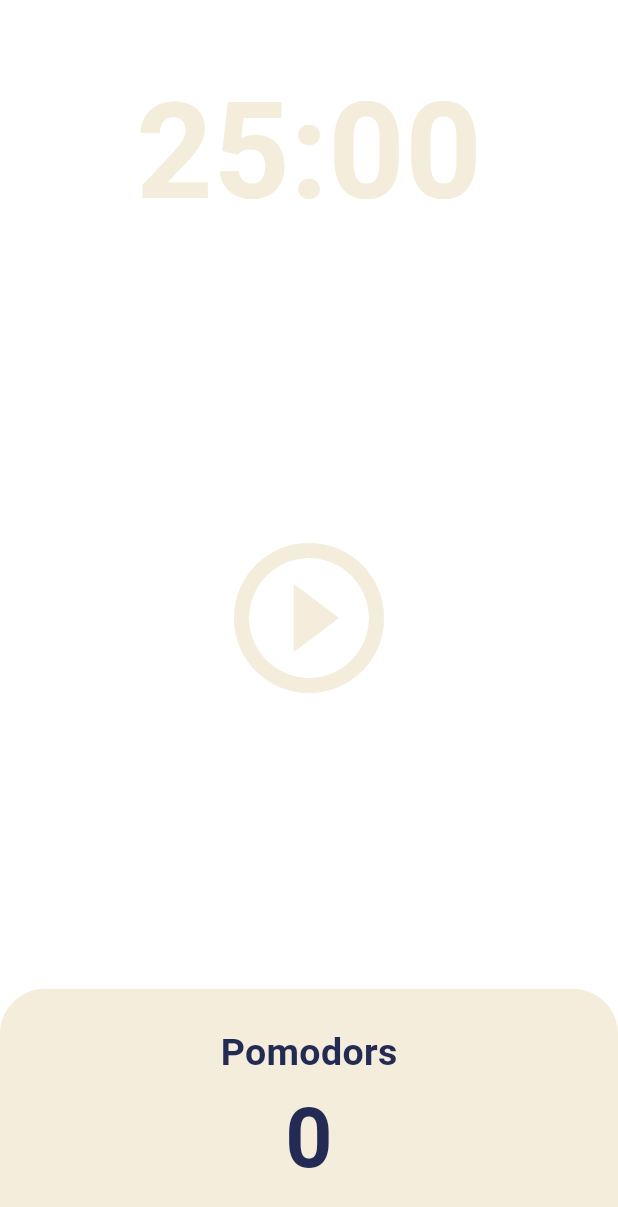
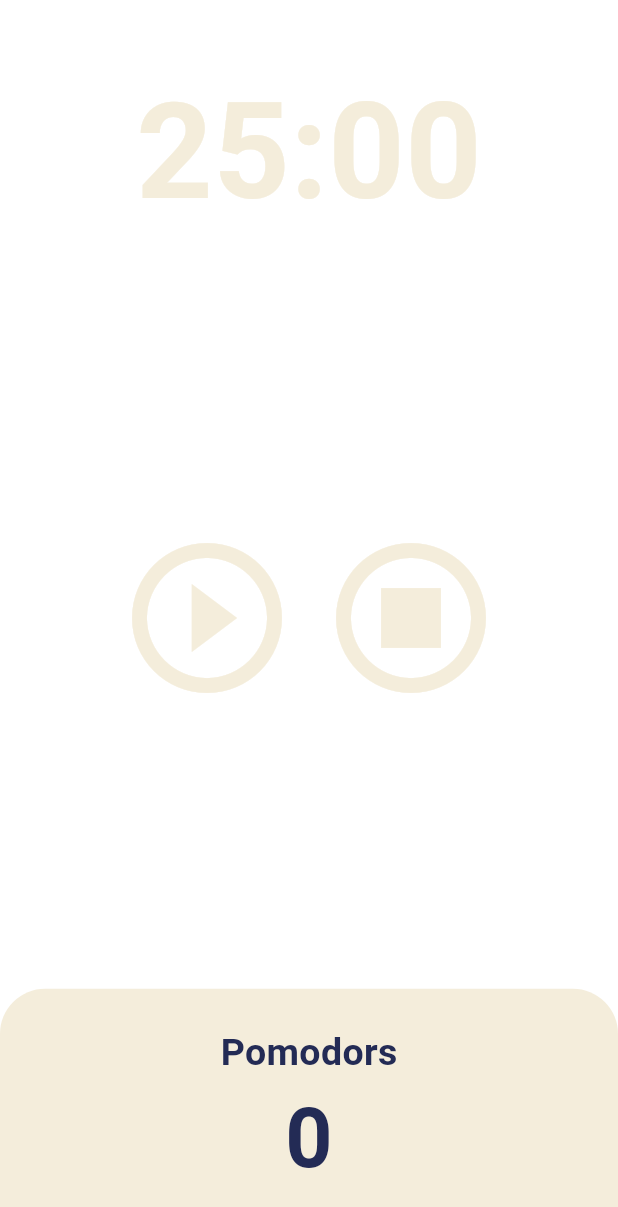
Before and after one commit to JH22222/flutter-study, a Flutter app: the screen it shows after launch, on a phone screen of 412 x 824 dp. Shown: the top 1207 px of the screen. Run offline on Flutter 3.47's test engine with Material 3 defaults, Android fonts, the phone set to English and light mode, and no system bars.

Commit message:
Add Stop Button

```diff
--- a/lib/screens/home_screen.dart
+++ b/lib/screens/home_screen.dart
@@ -21,7 +21,7 @@ class _HomeScreenState extends State<HomeScreen> {
     if (totalSeconds == 0) {
       setState(() {
         totalPomodors += 1;
-        isRunning = false;
+        isRunning = !isRunning;
         totalSeconds = twentyFiveMinutes;
       });
       timer.cancel();
@@ -55,6 +55,14 @@ class _HomeScreenState extends State<HomeScreen> {
     });
   }
 
+  void onStopPressed() {
+    timer.cancel();
+    setState(() {
+      isRunning = false;
+      totalSeconds = twentyFiveMinutes;
+    });
+  }
+
   @override
   Widget build(BuildContext context) {
     return Scaffold(
@@ -77,7 +85,10 @@ class _HomeScreenState extends State<HomeScreen> {
           Flexible(
             flex: 3,
             child: Center(
-              child: IconButton(
+              child: Row(
+                mainAxisAlignment: MainAxisAlignment.center,
+                children: [
+                  IconButton(
                     iconSize: 120,
                     color: Theme.of(context).cardColor,
                     onPressed: isRunning ? onPausePressed : onStartPressed,
@@ -86,6 +97,14 @@ class _HomeScreenState extends State<HomeScreen> {
                           ? Icons.pause_circle_outline
                           : Icons.play_circle_outline,
                     ),
+                  ),
+                  IconButton(
+                    iconSize: 120,
+                    color: Theme.of(context).cardColor,
+                    onPressed: onStopPressed,
+                    icon: const Icon(Icons.stop_circle_outlined),
+                  ),
+                ],
               ),
             ),
           ),
```
Lines whose indentation alone changed are shown as unchanged.
